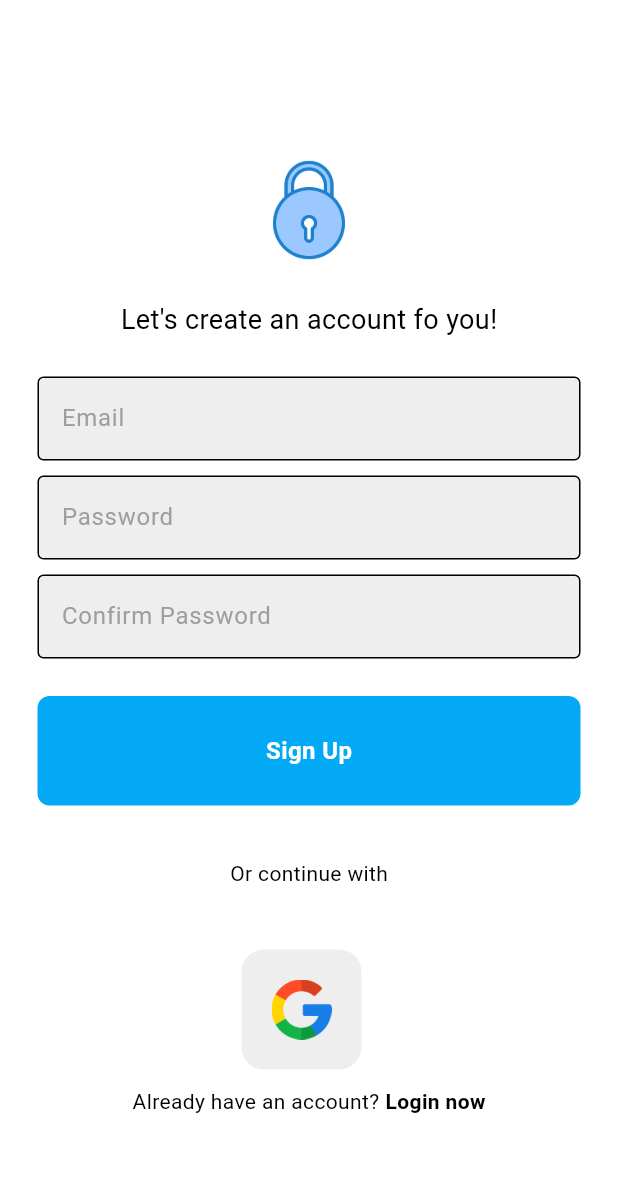
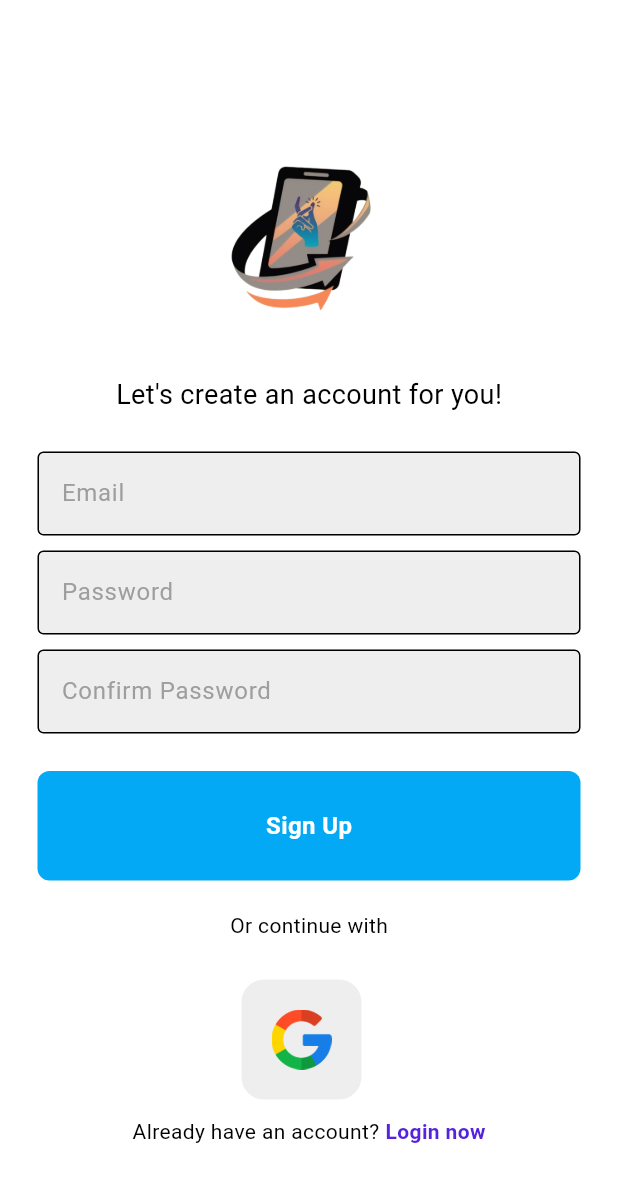
Before and after one commit to joshua-ex/attendease, a Flutter app: the screen it shows after launch, after a tap on "Register now", on a phone screen of 412 x 824 dp. Shown: the top 1182 px of the screen. Run offline on Flutter 3.47's test engine with Material 3 defaults, Android fonts, the phone set to English and light mode, and no system bars; our stand-ins replace firebase_auth, firebase_core, firebase_messaging, google_sign_in; accounts and stored records are empty; network calls fail.

Commit message:
App_logo_inserted

```diff
--- a/lib/pages/login.dart
+++ b/lib/pages/login.dart
@@ -71,13 +71,13 @@ class _LoginPageState extends State<LoginPage> {
               children: [
                 const SizedBox(height: 25),
                 Image.asset(
-                  'lib/images/lock.png', // Replace with your actual path
-                  width: 70,
-                  height: 70,
+                  'lib/images/App_logopng.png', // Replace with your actual path
+                  width: 150,
+                  height: 150,
                 ),
-                const SizedBox(height: 25),
+                const SizedBox(height: 15),
                 const Text(
-                  'Welcome to AttendEase: Faculty Edition',
+                  'Login',
                   style: TextStyle(
                     color: Colors.black,
                     fontSize: 20,
@@ -115,7 +115,7 @@ class _LoginPageState extends State<LoginPage> {
                   color: Colors.lightBlue,
                   onTap: signUserIn,
                 ),
-                const SizedBox(height: 50),
+                const SizedBox(height: 40),
                 const Padding(
                   padding: EdgeInsets.symmetric(horizontal: 25.0),
                   child: Row(
@@ -139,7 +139,7 @@ class _LoginPageState extends State<LoginPage> {
                     ],
                   ),
                 ),
-                const SizedBox(height: 50),
+                const SizedBox(height: 30),
                 Row(
                   mainAxisAlignment: MainAxisAlignment.center,
                   children: [
@@ -163,7 +163,7 @@ class _LoginPageState extends State<LoginPage> {
                       child: const Text(
                         'Register now',
                         style: TextStyle(
-                          color: Colors.black,
+                          color: Color.fromARGB(255, 85, 35, 223),
                           fontWeight: FontWeight.bold,
                         ),
                       ),
--- a/lib/pages/register_page.dart
+++ b/lib/pages/register_page.dart
@@ -76,13 +76,13 @@ class _RegisterPageState extends State<RegisterPage> {
               children: [
                 const SizedBox(height: 25),
                 Image.asset(
-                  'lib/images/lock.png', // Replace with your actual path
-                  width: 70,
-                  height: 70,
+                  'lib/images/App_logopng.png', // Replace with your actual path
+                  width: 150,
+                  height: 150,
                 ),
-                const SizedBox(height: 25),
+                const SizedBox(height: 15),
                 const Text(
-                  'Let\'s create an account fo you!',
+                  'Let\'s create an account for you!',
                   style: TextStyle(
                     color: Colors.black,
                     fontSize: 18,
@@ -112,7 +112,7 @@ class _RegisterPageState extends State<RegisterPage> {
                   onTap: signUserUp,
                   color: Colors.lightBlue,
                 ),
-                const SizedBox(height: 35),
+                const SizedBox(height: 20),
                 const Padding(
                   padding: EdgeInsets.symmetric(horizontal: 25.0),
                   child: Row(
@@ -136,7 +136,7 @@ class _RegisterPageState extends State<RegisterPage> {
                     ],
                   ),
                 ),
-                const SizedBox(height: 40),
+                const SizedBox(height: 25),
                 Row(
                   mainAxisAlignment: MainAxisAlignment.center,
                   children: [
@@ -160,7 +160,7 @@ class _RegisterPageState extends State<RegisterPage> {
                       child: const Text(
                         'Login now',
                         style: TextStyle(
-                          color: Colors.black,
+                          color: Color.fromARGB(255, 85, 35, 223),
                           fontWeight: FontWeight.bold,
                         ),
                       ),
--- a/pubspec.yaml
+++ b/pubspec.yaml
@@ -62,6 +62,7 @@ flutter:
   assets:
     - lib/images/google.png
     - lib/images/lock.png
+    - lib/images/App_logopng.png
 
   # To add assets to your application, add an assets section, like this:
 
```
Also changed, not shown: lib/images/App_logopng.png (added).
